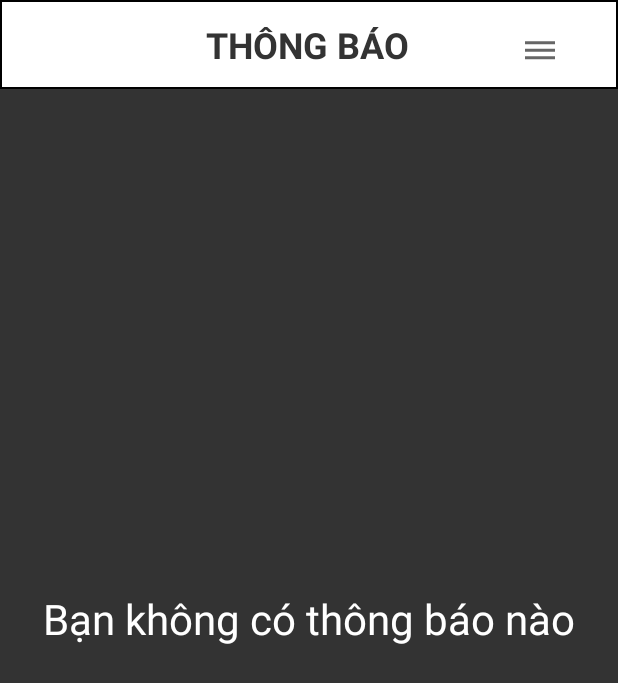
After one commit to duchao11280/SoTayLienLacDienTu, an Android app: the fragment NotificationParentFragment shown on its own in the app's theme, on a phone screen of 412 x 824 dp. The commit adds this screen. Shown: the top 683 px of the screen. Run offline under Robolectric (Android 15) with nearby library versions, the phone set to English and light mode, and no system bars; Roboto replaces fonts that are not available here; 1 statement that could not run was skipped.

Commit message:
roled notification

```diff
--- /dev/null
+++ b/LopSoTayLienLac/app/src/main/java/com/example/lopsotaylienlac/ui/notifications/NotificationParentFragment.java
@@ -0,0 +1,158 @@
+package com.example.lopsotaylienlac.ui.notifications;
+
+import android.annotation.SuppressLint;
+import android.app.AlertDialog;
+import android.content.Context;
+import android.content.SharedPreferences;
+import android.graphics.Color;
+import android.graphics.drawable.ColorDrawable;
+import android.os.Bundle;
+import android.view.LayoutInflater;
+import android.view.Menu;
+import android.view.MenuItem;
+import android.view.View;
+import android.view.ViewGroup;
+import android.widget.Button;
+import android.widget.ImageView;
+import android.widget.PopupMenu;
+import android.widget.TextView;
+import android.widget.Toast;
+
+import androidx.annotation.NonNull;
+import androidx.annotation.Nullable;
+import androidx.fragment.app.Fragment;
+import androidx.recyclerview.widget.LinearLayoutManager;
+import androidx.recyclerview.widget.RecyclerView;
+
+import com.example.lopsotaylienlac.R;
+import com.example.lopsotaylienlac.adapter.AnnoucementAdapter;
+import com.example.lopsotaylienlac.apis.UserApi;
+import com.example.lopsotaylienlac.beans.Announcement;
+
+import java.util.ArrayList;
+import java.util.List;
+
+import retrofit2.Call;
+import retrofit2.Callback;
+import retrofit2.Response;
+
+public class NotificationParentFragment extends Fragment {
+
+
+    private TextView txtNotiNull;
+    private ImageView imageView;
+    private RecyclerView recyclerView;
+
+    private RecyclerView.Adapter adapter;
+    private RecyclerView.LayoutManager layoutManager;
+
+    SharedPreferences sharedPreferences;
+
+    @Nullable
+    @Override
+    public View onCreateView(@NonNull LayoutInflater inflater, @Nullable ViewGroup container, @Nullable Bundle savedInstanceState) {
+        View root = inflater.inflate(R.layout.fragment_parent_notification, container, false);
+
+        txtNotiNull = (TextView)root.findViewById(R.id.txtNotiNull);
+        imageView = (ImageView)root.findViewById(R.id.imgPopUp);
+
+        //recyclerView
+        recyclerView = (RecyclerView)root.findViewById(R.id.rcvNoti);
+        showNotification();
+        //end recyclerView
+
+
+        imageView.setOnClickListener(new View.OnClickListener() {
+            @Override
+            public void onClick(View v) {
+                showPopUpMenu();
+            }
+        });
+
+        return root;
+    }
+
+
+    private void showNotification() {
+
+        List<Announcement> list = new ArrayList<>();
+        sharedPreferences = this.getActivity().getSharedPreferences("dataLogin", Context.MODE_PRIVATE);
+        String id = sharedPreferences.getString("userID", "null");
+        UserApi.apiService.getAnnounBySudentID(Integer.parseInt(id)).enqueue(new Callback<ArrayList<Announcement>>() {
+            @Override
+            public void onResponse(Call<ArrayList<Announcement>> call, Response<ArrayList<Announcement>> response) {
+
+                //set visible or invisible for textview
+                if (response.body()==null)
+                    txtNotiNull.setVisibility(View.VISIBLE);
+                else  txtNotiNull.setVisibility(View.INVISIBLE);
+                //
+                //setdata
+                adapter = new AnnoucementAdapter(response.body());
+                //set Layout Management
+                layoutManager= new LinearLayoutManager(getContext());
+                recyclerView.setAdapter(adapter);
+                recyclerView.setLayoutManager(layoutManager);
+            }
+
+            @Override
+            public void onFailure(Call<ArrayList<Announcement>> call, Throwable t) {
+                System.out.println("Fail");
+            }
+        });
+
+    }
+
+
+
+    //POPUP MENU
+//    private void setText(int numItem){
+//        if (numItem == 0) {
+//            textView.setVisibility(View.INVISIBLE);
+//        }
+//        else return;
+//    }
+    @SuppressLint("RestrictedApi")
+    private void showPopUpMenu() {
+        PopupMenu popup = new PopupMenu(getContext(), this.imageView);
+        popup.inflate(R.menu.menu_notification_popup);
+
+        Menu menu = popup.getMenu();
+
+        // Register Menu Item Click event.
+        popup.setOnMenuItemClickListener(new PopupMenu.OnMenuItemClickListener() {
+            @Override
+            public boolean onMenuItemClick(MenuItem item) {
+                return menuItemClicked(item);
+            }
+        });
+
+        // Show the PopupMenu.
+        popup.show();
+    }
+    private boolean menuItemClicked(MenuItem item) {
+        switch (item.getItemId()) {
+            case R.id.mark_as_read:
+                Toast.makeText(getContext(), "da doc!!!", Toast.LENGTH_SHORT).show();
+                break;
+            case R.id.delete:
+                openConfirmDialog();
+                break;
+        }
+        return true;
+    }
+    //END POPUPMENU
+
+    private void openConfirmDialog() {
+        AlertDialog.Builder builder = new AlertDialog.Builder(getContext());
+        View view = getLayoutInflater().inflate(R.layout.dialog_confirm,null);
+        Button btnYes = view.findViewById(R.id.btnYes);
+        Button btnNo = view.findViewById(R.id.btnNo);
+
+        AlertDialog alertDialog = builder.create();
+        alertDialog.getWindow().setBackgroundDrawable(new ColorDrawable(Color.TRANSPARENT));
+        alertDialog.setView(view);
+
+        alertDialog.show();
+    }
+}
--- /dev/null
+++ b/LopSoTayLienLac/app/src/main/res/layout/fragment_all_role_notification.xml
@@ -0,0 +1,6 @@
+<?xml version="1.0" encoding="utf-8"?>
+<androidx.constraintlayout.widget.ConstraintLayout
+    xmlns:android="http://schemas.android.com/apk/res/android" android:layout_width="match_parent"
+    android:layout_height="match_parent">
+
+</androidx.constraintlayout.widget.ConstraintLayout>
--- /dev/null
+++ b/LopSoTayLienLac/app/src/main/res/layout/fragment_parent_notification.xml
@@ -0,0 +1,72 @@
+<?xml version="1.0" encoding="utf-8"?>
+<androidx.constraintlayout.widget.ConstraintLayout
+    xmlns:android="http://schemas.android.com/apk/res/android"
+    xmlns:tools="http://schemas.android.com/tools"
+    android:layout_width="match_parent"
+    android:layout_height="match_parent"
+    xmlns:app="http://schemas.android.com/apk/res-auto"
+    android:orientation="vertical"
+    android:background="@color/maincolor">
+
+    <androidx.constraintlayout.widget.ConstraintLayout
+        android:id="@+id/constraintLayout"
+        android:layout_width="match_parent"
+        android:layout_height="wrap_content"
+        android:background="@drawable/card_border_black"
+        app:layout_constraintStart_toStartOf="parent"
+        app:layout_constraintTop_toTopOf="parent">
+
+        <TextView
+            android:id="@+id/txtTitle"
+            android:layout_width="wrap_content"
+            android:layout_height="wrap_content"
+            android:layout_gravity="center"
+            android:layout_marginStart="124dp"
+            android:padding="13dp"
+            android:text="@string/title_thongbao"
+            android:textAllCaps="true"
+            android:textColor="#333333"
+            android:textSize="24dp"
+            android:textStyle="bold"
+            app:layout_constraintStart_toStartOf="parent"
+            app:layout_constraintTop_toTopOf="parent" />
+
+        <ImageView
+            android:id="@+id/imgPopUp"
+            android:layout_width="wrap_content"
+            android:layout_height="wrap_content"
+            android:layout_marginStart="52dp"
+            android:layout_marginTop="12dp"
+            android:padding="10dp"
+            android:src="@drawable/ic_baseline_dehaze_24"
+            app:layout_constraintStart_toEndOf="@+id/txtTitle"
+            app:layout_constraintTop_toTopOf="parent" />
+
+    </androidx.constraintlayout.widget.ConstraintLayout>
+
+
+    <androidx.recyclerview.widget.RecyclerView
+        android:id="@+id/rcvNoti"
+        android:layout_width="match_parent"
+        android:layout_height="wrap_content"
+        android:layout_marginTop="60dp"
+        app:layout_constraintEnd_toEndOf="parent"
+        app:layout_constraintHorizontal_bias="0.0"
+        app:layout_constraintStart_toStartOf="parent"
+        app:layout_constraintTop_toTopOf="parent" />
+
+    <TextView
+        android:id="@+id/txtNotiNull"
+        android:layout_width="match_parent"
+        android:layout_height="wrap_content"
+        android:layout_gravity="center"
+        android:gravity="center"
+        android:text="@string/label_nonoti"
+        android:textColor="@color/white"
+        android:textSize="28dp"
+        app:layout_constraintBottom_toBottomOf="parent"
+        app:layout_constraintEnd_toEndOf="parent"
+        app:layout_constraintStart_toStartOf="parent"
+        app:layout_constraintTop_toTopOf="@+id/constraintLayout" />
+
+</androidx.constraintlayout.widget.ConstraintLayout>
```
Also changed, not shown: LopSoTayLienLac/app/src/main/java/com/example/lopsotaylienlac/ui/notifications/NotificationAdminFragment.java (added, +78 -0 lines), LopSoTayLienLac/app/src/main/java/com/example/lopsotaylienlac/ui/notifications/NotificationStudentFragment.java (added, +156 -0 lines), LopSoTayLienLac/app/src/main/java/com/example/lopsotaylienlac/ui/notifications/NotificationsFragment.java (+41 -111 lines), LopSoTayLienLac/app/src/main/res/layout/fragment_admin_notification.xml (+15 -0 lines), 2 other files.
